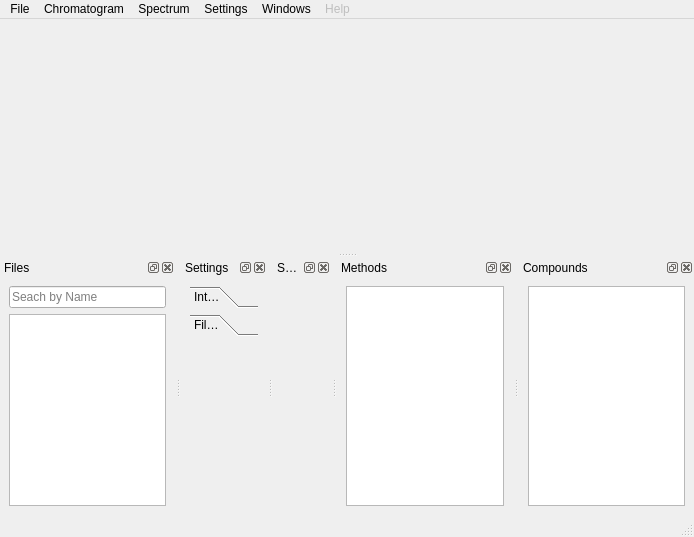
Before: the Qt Designer form aston/ui/aston.ui in bovee/Aston, drawn with Qt 5.
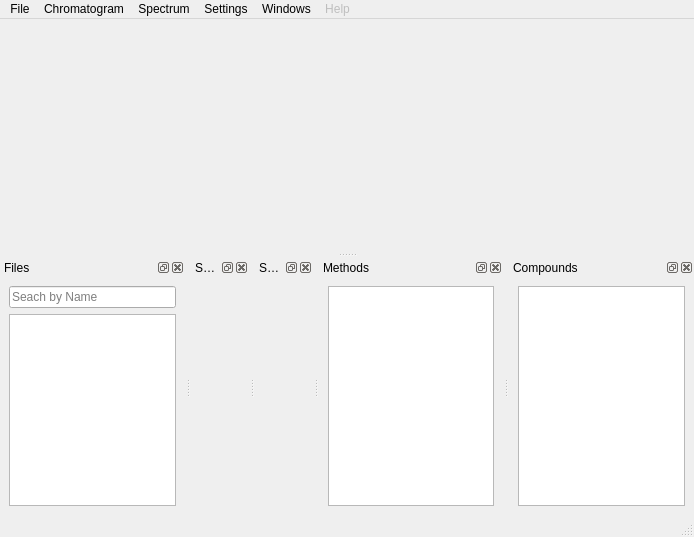
After: the same form once the commit is applied.

Commit message: Settings window merged into Aston for saving peak-finding/other parameters.

```diff
--- a/aston/ui/aston.ui
+++ b/aston/ui/aston.ui
@@ -180,37 +180,7 @@
    <widget class="QWidget" name="dockWidgetContents_3">
     <layout class="QHBoxLayout" name="horizontalLayout_4">
      <item>
-      <widget class="QToolBox" name="toolBox">
-       <property name="currentIndex">
-        <number>1</number>
-       </property>
-       <widget class="QWidget" name="page">
-        <property name="geometry">
-         <rect>
-          <x>0</x>
-          <y>0</y>
-          <width>100</width>
-          <height>30</height>
-         </rect>
-        </property>
-        <attribute name="label">
-         <string>Integration</string>
-        </attribute>
-       </widget>
-       <widget class="QWidget" name="page_2">
-        <property name="geometry">
-         <rect>
-          <x>0</x>
-          <y>0</y>
-          <width>72</width>
-          <height>159</height>
-         </rect>
-        </property>
-        <attribute name="label">
-         <string>File Locations</string>
-        </attribute>
-       </widget>
-      </widget>
+      <layout class="QVBoxLayout" name="verticalLayout_settings"/>
      </item>
     </layout>
    </widget>
```
Left out of the diff: 1 changed line with no effect on the pictures. The commit also changes 9 other files.
